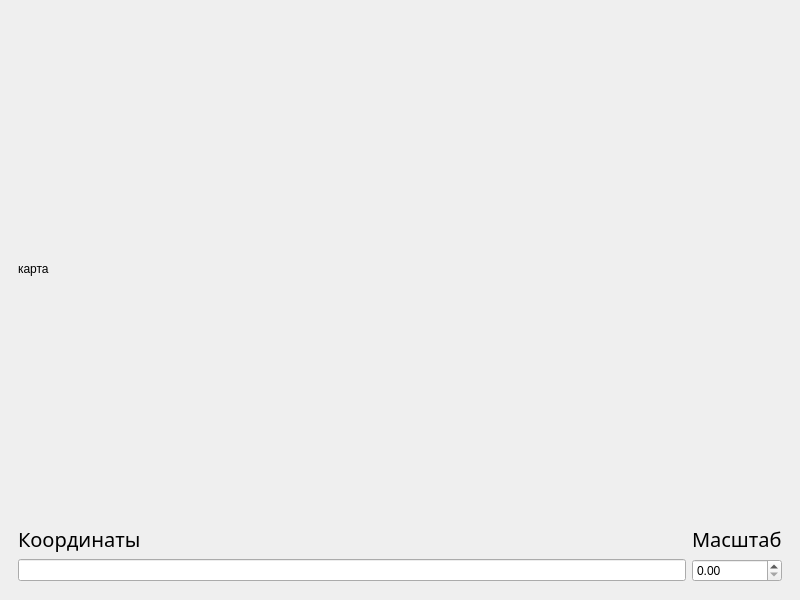
This is design.ui in parselt134/API-Yandex as Qt 5 draws it before an edit. The edited form follows.
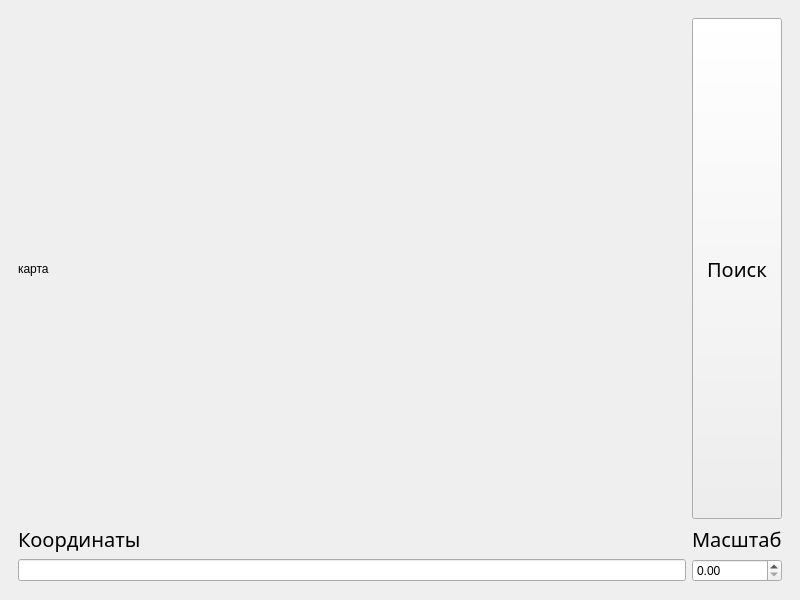
This is the edited form.

What changed in the file:
```diff
--- a/design.ui
+++ b/design.ui
@@ -65,6 +65,25 @@
            </property>
           </widget>
          </item>
+         <item row="0" column="1">
+          <widget class="QPushButton" name="search">
+           <property name="sizePolicy">
+            <sizepolicy hsizetype="Minimum" vsizetype="Expanding">
+             <horstretch>0</horstretch>
+             <verstretch>0</verstretch>
+            </sizepolicy>
+           </property>
+           <property name="font">
+            <font>
+             <family>Zanesennyj</family>
+             <pointsize>15</pointsize>
+            </font>
+           </property>
+           <property name="text">
+            <string>Поиск</string>
+           </property>
+          </widget>
+         </item>
         </layout>
        </item>
       </layout>
```
Left out of the diff: 2 changed lines with no effect on the pictures.
